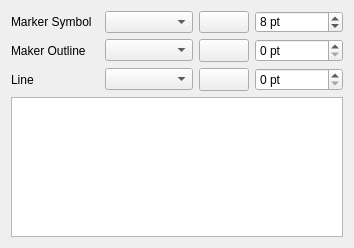
The window that timeseriesviewer/ui/plotstylewidget.ui (jakimowb/eo-time-series-viewer) describes before a commit, drawn with Qt 5.
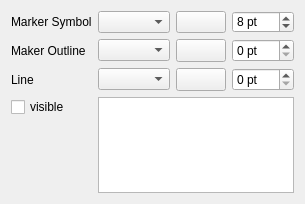
The same window after the commit. Custom widgets are drawn as their Qt base class.

Patch:
```diff
--- a/timeseriesviewer/ui/plotstylewidget.ui
+++ b/timeseriesviewer/ui/plotstylewidget.ui
@@ -6,8 +6,8 @@
    <rect>
     <x>0</x>
     <y>0</y>
-    <width>354</width>
-    <height>248</height>
+    <width>305</width>
+    <height>204</height>
    </rect>
   </property>
   <property name="windowTitle">
@@ -42,9 +42,6 @@
      </property>
     </widget>
    </item>
-   <item row="4" column="0" rowspan="4" colspan="4">
-    <widget class="PlotWidget" name="plotWidget"/>
-   </item>
    <item row="1" column="3">
     <widget class="QSpinBox" name="sbMarkerSize">
      <property name="enabled">
@@ -227,6 +224,16 @@
      </property>
     </widget>
    </item>
+   <item row="4" column="1" rowspan="4" colspan="3">
+    <widget class="PlotWidget" name="plotWidget"/>
+   </item>
+   <item row="4" column="0">
+    <widget class="QCheckBox" name="cbIsVisible">
+     <property name="text">
+      <string>visible</string>
+     </property>
+    </widget>
+   </item>
   </layout>
  </widget>
  <customwidgets>
```
